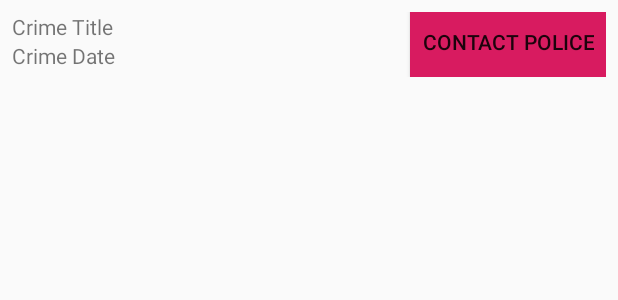
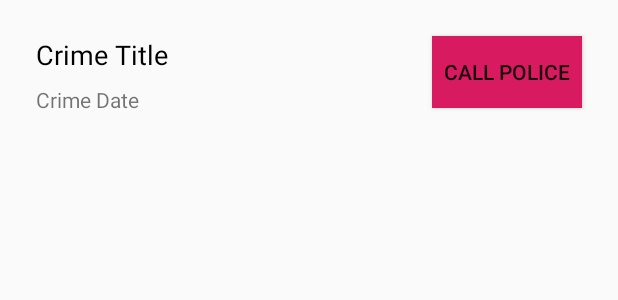
Before and after one commit to edwardho/BigNerdRanchAndroid, an Android app: the layout list_item_police_crime.xml on its own in the app's theme, with its tools: preview values and no code run, on a phone screen of 412 x 824 dp. Shown: the top 300 px of the screen. Run offline under Robolectric (Android 15) with nearby library versions, the phone set to English and light mode, and no system bars.

Commit message:
Completed BNR - Android - 3e - Chapter 9 - Post Challenge

```diff
--- a/CriminalIntent/app/src/main/res/layout/list_item_police_crime.xml
+++ b/CriminalIntent/app/src/main/res/layout/list_item_police_crime.xml
@@ -1,6 +1,5 @@
 <?xml version="1.0" encoding="utf-8"?>
-<android.support.constraint.ConstraintLayout
-    xmlns:android="http://schemas.android.com/apk/res/android"
+<android.support.constraint.ConstraintLayout xmlns:android="http://schemas.android.com/apk/res/android"
     xmlns:app="http://schemas.android.com/apk/res-auto"
     xmlns:tools="http://schemas.android.com/tools"
     android:layout_width="match_parent"
@@ -9,19 +8,42 @@
 
     <TextView
         android:id="@+id/tv_crime_title"
-        android:layout_width="wrap_content"
+        android:layout_width="0dp"
         android:layout_height="wrap_content"
         android:text="Crime Title"
+        app:layout_constraintEnd_toStartOf="@+id/iv_solved"
         app:layout_constraintStart_toStartOf="parent"
-        app:layout_constraintTop_toTopOf="parent" />
+        app:layout_constraintTop_toTopOf="parent"
+        android:layout_marginTop="16dp"
+        android:layout_marginStart="16dp"
+        android:layout_marginEnd="8dp"
+        android:textColor="@color/black"
+        android:textSize="18sp" />
 
     <TextView
         android:id="@+id/tv_crime_date"
+        android:layout_width="0dp"
+        android:layout_height="wrap_content"
+        android:text="Crime Date"
+        app:layout_constraintEnd_toStartOf="@+id/iv_solved"
+        app:layout_constraintStart_toStartOf="parent"
+        app:layout_constraintTop_toBottomOf="@+id/tv_crime_title"
+        android:layout_marginTop="8dp"
+        android:layout_marginStart="16dp"
+        android:layout_marginBottom="8dp"
+        android:layout_marginEnd="8dp" />
+
+    <ImageView
+        android:id="@+id/iv_solved"
         android:layout_width="wrap_content"
         android:layout_height="wrap_content"
-        android:text="Crime Date"
-        app:layout_constraintStart_toStartOf="parent"
-        app:layout_constraintTop_toBottomOf="@+id/tv_crime_title" />
+        app:layout_constraintBottom_toBottomOf="parent"
+        app:layout_constraintEnd_toEndOf="parent"
+        app:layout_constraintTop_toTopOf="parent"
+        android:layout_marginTop="16dp"
+        android:layout_marginBottom="16dp"
+        android:layout_marginEnd="16dp"
+        app:srcCompat="@drawable/ic_solved" />
 
     <Button
         android:id="@+id/btn_contact_police"
@@ -30,8 +52,10 @@
         android:background="@color/colorAccent"
         android:paddingStart="8dp"
         android:paddingEnd="8dp"
-        android:text="Contact Police"
-        app:layout_constraintBottom_toBottomOf="@+id/tv_crime_date"
+        android:layout_marginTop="16dp"
+        android:layout_marginBottom="16dp"
+        android:layout_marginEnd="16dp"
+        android:text="Call Police"
         app:layout_constraintEnd_toEndOf="parent"
         app:layout_constraintTop_toTopOf="parent" />
 
--- a/CriminalIntent/app/src/main/res/values/colors.xml
+++ b/CriminalIntent/app/src/main/res/values/colors.xml
@@ -3,4 +3,7 @@
     <color name="colorPrimary">#008577</color>
     <color name="colorPrimaryDark">#00574B</color>
     <color name="colorAccent">#D81B60</color>
+
+    <color name="black">#000000</color>
+    <color name="white">#FFFFFF</color>
 </resources>
```
Also changed, not shown: CriminalIntent/app/src/main/java/android/bignerdranch/criminalintent/CrimeListFragment.java (+30 -8 lines), CriminalIntent/app/src/main/res/layout/fragment_crime.xml (+10 -3 lines), CriminalIntent/app/src/main/res/layout/list_item_crime.xml (+28 -8 lines), CriminalIntent/app/src/main/res/drawable-hdpi/ic_solved.png (added), CriminalIntent/app/src/main/res/drawable-mdpi/ic_solved.png (added), CriminalIntent/app/src/main/res/drawable-xhdpi/ic_solved.png (added), CriminalIntent/app/src/main/res/drawable-xxhdpi/ic_solved.png (added), CriminalIntent/app/src/main/res/drawable-xxxhdpi/ic_solved.png (added).
